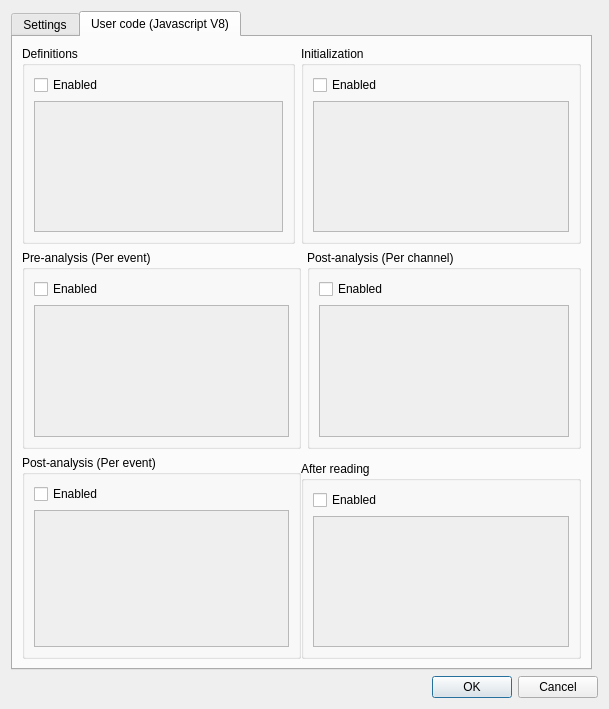
This is QtDAQ/Forms/Dialogs/dialogAnalysisConfig.ui in veggiesaurus/qtdaq as Qt 5 draws it before an edit. The edited form follows.
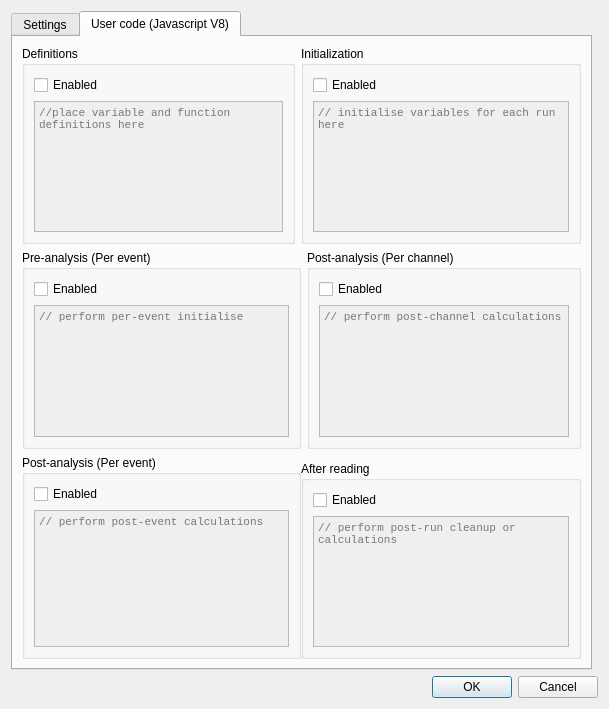
This is the edited form. The open tabs and pages were chosen to show the change.

Commit message: courier font for code

The edit to the form file:
```diff
--- a/QtDAQ/Forms/Dialogs/dialogAnalysisConfig.ui
+++ b/QtDAQ/Forms/Dialogs/dialogAnalysisConfig.ui
@@ -736,12 +736,23 @@
             <property name="enabled">
              <bool>false</bool>
             </property>
+            <property name="font">
+             <font>
+              <family>Courier New</family>
+              <pointsize>8</pointsize>
+              <strikeout>false</strikeout>
+              <kerning>false</kerning>
+             </font>
+            </property>
             <property name="lineWrapMode">
              <enum>QPlainTextEdit::NoWrap</enum>
             </property>
             <property name="tabStopWidth">
              <number>20</number>
             </property>
+            <property name="placeholderText">
+             <string>//place variable and function definitions here</string>
+            </property>
            </widget>
           </item>
          </layout>
@@ -758,12 +769,21 @@
             <property name="enabled">
              <bool>false</bool>
             </property>
+            <property name="font">
+             <font>
+              <family>Courier New</family>
+              <pointsize>8</pointsize>
+             </font>
+            </property>
             <property name="lineWrapMode">
              <enum>QPlainTextEdit::NoWrap</enum>
             </property>
             <property name="tabStopWidth">
              <number>20</number>
             </property>
+            <property name="placeholderText">
+             <string>// initialise variables for each run here</string>
+            </property>
            </widget>
           </item>
           <item row="0" column="0">
@@ -794,12 +814,21 @@
             <property name="enabled">
              <bool>false</bool>
             </property>
+            <property name="font">
+             <font>
+              <family>Courier New</family>
+              <pointsize>8</pointsize>
+             </font>
+            </property>
             <property name="lineWrapMode">
              <enum>QPlainTextEdit::NoWrap</enum>
             </property>
             <property name="tabStopWidth">
              <number>20</number>
             </property>
+            <property name="placeholderText">
+             <string>// perform per-event initialise</string>
+            </property>
            </widget>
           </item>
          </layout>
@@ -823,12 +852,21 @@
             <property name="enabled">
              <bool>false</bool>
             </property>
+            <property name="font">
+             <font>
+              <family>Courier New</family>
+              <pointsize>8</pointsize>
+             </font>
+            </property>
             <property name="lineWrapMode">
              <enum>QPlainTextEdit::NoWrap</enum>
             </property>
             <property name="tabStopWidth">
              <number>20</number>
             </property>
+            <property name="placeholderText">
+             <string>// perform post-channel calculations</string>
+            </property>
            </widget>
           </item>
          </layout>
@@ -852,12 +890,21 @@
             <property name="enabled">
              <bool>false</bool>
             </property>
+            <property name="font">
+             <font>
+              <family>Courier New</family>
+              <pointsize>8</pointsize>
+             </font>
+            </property>
             <property name="lineWrapMode">
              <enum>QPlainTextEdit::NoWrap</enum>
             </property>
             <property name="tabStopWidth">
              <number>20</number>
             </property>
+            <property name="placeholderText">
+             <string>// perform post-event calculations</string>
+            </property>
            </widget>
           </item>
          </layout>
@@ -881,12 +928,21 @@
             <property name="enabled">
              <bool>false</bool>
             </property>
+            <property name="font">
+             <font>
+              <family>Courier New</family>
+              <pointsize>8</pointsize>
+             </font>
+            </property>
             <property name="lineWrapMode">
              <enum>QPlainTextEdit::NoWrap</enum>
             </property>
             <property name="tabStopWidth">
              <number>20</number>
             </property>
+            <property name="placeholderText">
+             <string>// perform post-run cleanup or calculations</string>
+            </property>
            </widget>
           </item>
          </layout>
```
Left out of the diff: 2 changed lines with no effect on the pictures.
